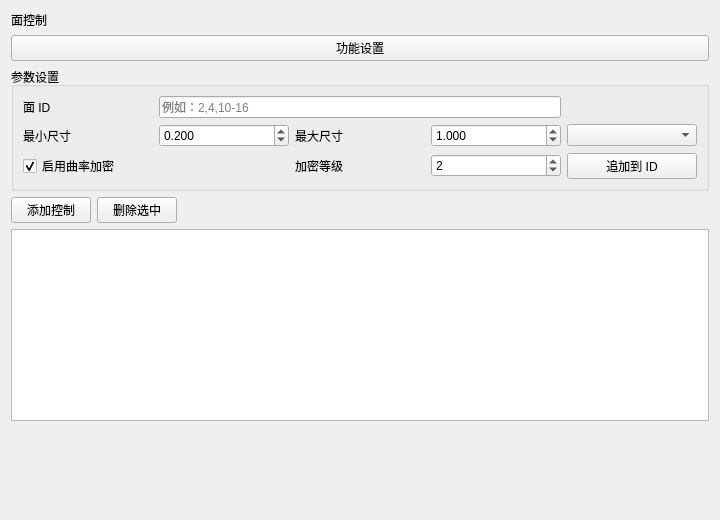
Before: the Qt Designer form plugins/Base_Mesh/MeshFaceControlWidget.ui in asd977/base_cae, drawn with Qt 5.
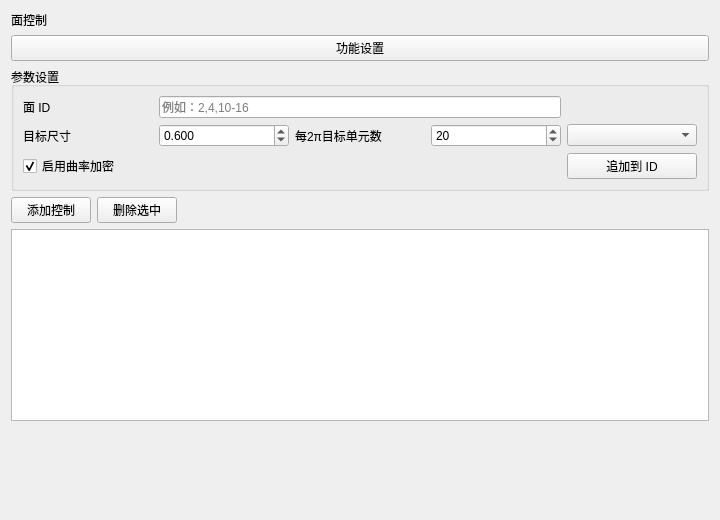
After: the same form once the commit is applied. Custom widgets are drawn as their Qt base class.

Commit message: mesh: rewrite face control parameters to match actual behavior

The edit to the form file:
```diff
--- a/plugins/Base_Mesh/MeshFaceControlWidget.ui
+++ b/plugins/Base_Mesh/MeshFaceControlWidget.ui
@@ -65,7 +65,7 @@
       <item row="1" column="0">
        <widget class="QLabel" name="labelMinSize">
         <property name="text">
-         <string>最小尺寸</string>
+         <string>目标尺寸</string>
         </property>
        </widget>
       </item>
@@ -81,30 +81,7 @@
          <double>1000000.000000000000000</double>
         </property>
         <property name="value">
-         <double>0.200000000000000</double>
-        </property>
-       </widget>
-      </item>
-      <item row="1" column="2">
-       <widget class="QLabel" name="labelMaxSize">
-        <property name="text">
-         <string>最大尺寸</string>
-        </property>
-       </widget>
-      </item>
-      <item row="1" column="3">
-       <widget class="QDoubleSpinBox" name="spinMaxSize">
-        <property name="decimals">
-         <number>3</number>
-        </property>
-        <property name="minimum">
-         <double>0.001000000000000</double>
-        </property>
-        <property name="maximum">
-         <double>1000000.000000000000000</double>
-        </property>
-        <property name="value">
-         <double>1.000000000000000</double>
+         <double>0.600000000000000</double>
         </property>
        </widget>
       </item>
@@ -118,23 +95,23 @@
         </property>
        </widget>
       </item>
-      <item row="2" column="2">
+      <item row="1" column="2">
        <widget class="QLabel" name="labelCurvatureLevel">
         <property name="text">
-         <string>加密等级</string>
+         <string>每2π目标单元数</string>
         </property>
        </widget>
       </item>
-      <item row="2" column="3">
+      <item row="1" column="3">
        <widget class="QSpinBox" name="spinCurvatureLevel">
         <property name="minimum">
          <number>1</number>
         </property>
         <property name="maximum">
-         <number>5</number>
+         <number>200</number>
         </property>
         <property name="value">
-         <number>2</number>
+         <number>20</number>
         </property>
        </widget>
       </item>
```
The commit also changes 5 other files.
